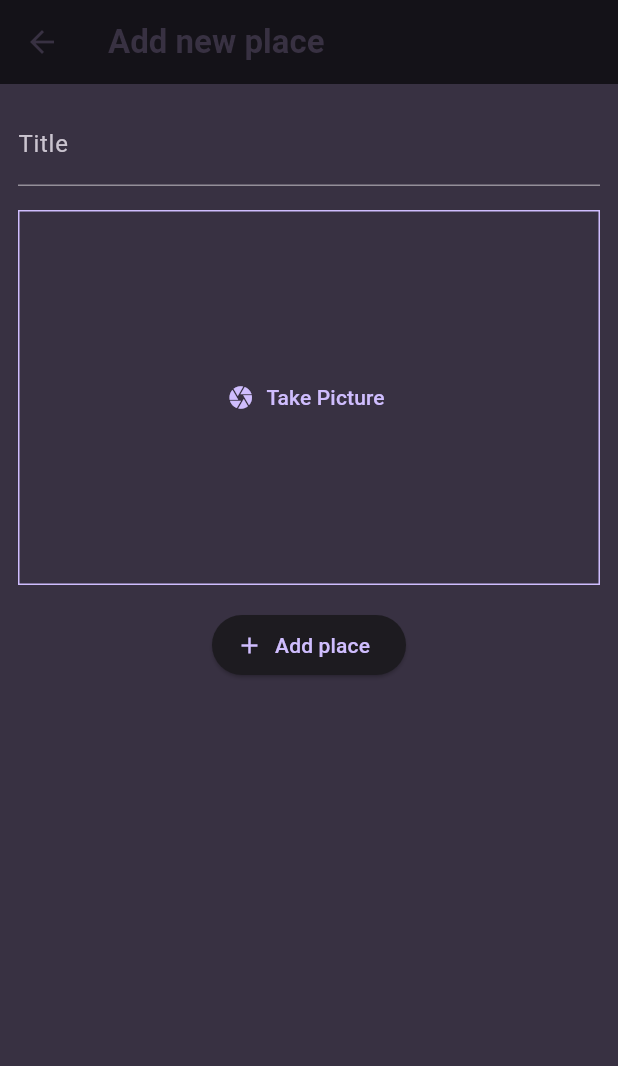
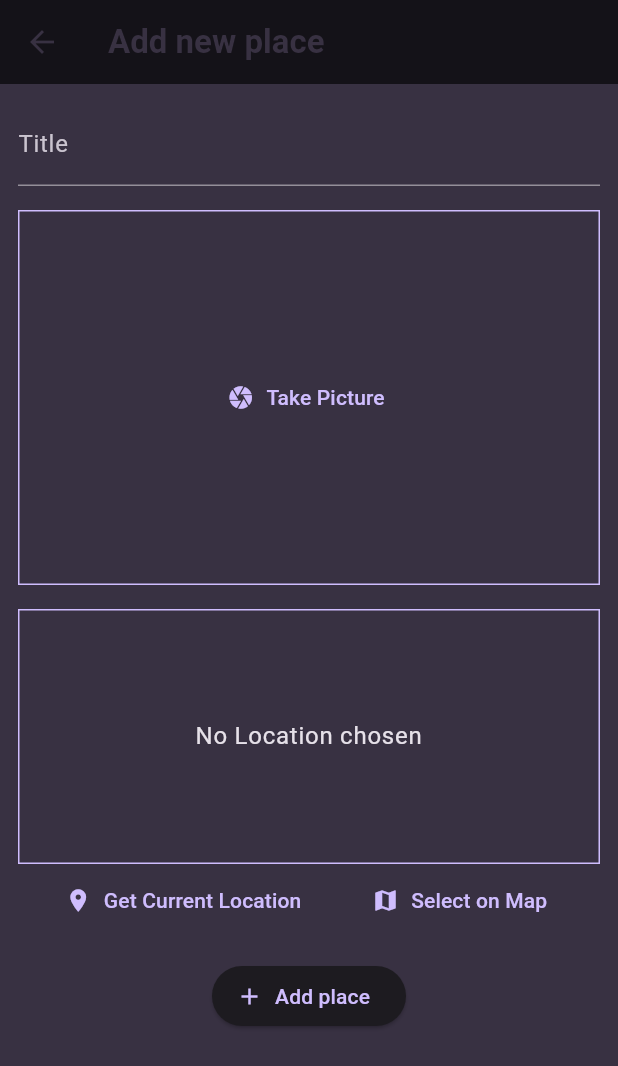
Before and after one commit to Dado-hash/Flutter-course, a Flutter app: the AddPlaceScreen screen opened directly, on a phone screen of 412 x 824 dp. Shown: the top 1066 px of the screen. Run offline on Flutter 3.47's test engine with Material 3 defaults, Android fonts, the phone set to English and light mode, and no system bars; our stand-ins replace flutter_riverpod, google_fonts, google_maps_flutter, image_picker, location, sqflite and 1 more; accounts and stored records are empty.

Commit message:
Starting the fourteenth

```diff
--- a/favorite_places/lib/models/place.dart
+++ b/favorite_places/lib/models/place.dart
@@ -4,13 +4,28 @@ import 'package:uuid/uuid.dart';
 
 const uuid = Uuid();
 
+class PlaceLocation {
+  const PlaceLocation({
+    required this.latitude,
+    required this.longitude,
+    required this.address,
+  });
+
+  final double latitude;
+  final double longitude;
+  final String address;
+}
+
 class Place {
   Place({
     required this.title,
     required this.image,
-  }) : id = uuid.v4();
+    required this.location,
+    String? id,
+  }) : id = id ?? uuid.v4();
 
   final String id;
   final String title;
   final File image;
+  final PlaceLocation location;
 }
--- a/favorite_places/lib/screens/add_place.dart
+++ b/favorite_places/lib/screens/add_place.dart
@@ -1,7 +1,9 @@
 import 'dart:io';
 
+import 'package:favorite_places/models/place.dart';
 import 'package:favorite_places/providers/user_places.dart';
 import 'package:favorite_places/widgets/image_input.dart';
+import 'package:favorite_places/widgets/location_input.dart';
 import 'package:flutter/material.dart';
 import 'package:flutter_riverpod/flutter_riverpod.dart';
 
@@ -17,17 +19,20 @@ class AddPlaceScreen extends ConsumerStatefulWidget {
 class _AddPlaceScreenState extends ConsumerState<AddPlaceScreen> {
   final _titleController = TextEditingController();
   File? _selectedImage;
+  PlaceLocation? _selectedLocation;
 
   void _savePlace() {
     final enteredTitle = _titleController.text;
 
-    if (enteredTitle.isEmpty || _selectedImage == null) {
+    if (enteredTitle.isEmpty ||
+        _selectedImage == null ||
+        _selectedLocation == null) {
       return;
     }
 
     ref
         .read(userPlacesProvider.notifier)
-        .addPlace(enteredTitle, _selectedImage!);
+        .addPlace(enteredTitle, _selectedImage!, _selectedLocation!);
     Navigator.of(context).pop();
   }
 
@@ -59,6 +64,12 @@ class _AddPlaceScreenState extends ConsumerState<AddPlaceScreen> {
               },
             ),
             const SizedBox(height: 16),
+            LocationInput(
+              onSelectLocation: (location) {
+                _selectedLocation = location;
+              },
+            ),
+            const SizedBox(height: 16),
             ElevatedButton.icon(
               onPressed: _savePlace,
               icon: const Icon(Icons.add),
--- a/favorite_places/lib/widgets/image_input.dart
+++ b/favorite_places/lib/widgets/image_input.dart
@@ -1,7 +1,6 @@
 import 'dart:io';
 
 import 'package:flutter/material.dart';
-import 'package:flutter/widgets.dart';
 import 'package:image_picker/image_picker.dart';
 
 class ImageInput extends StatefulWidget {
--- /dev/null
+++ b/favorite_places/lib/widgets/location_input.dart
@@ -0,0 +1,157 @@
+import 'dart:convert';
+
+import 'package:favorite_places/models/place.dart';
+import 'package:favorite_places/screens/map.dart';
+import 'package:flutter/material.dart';
+import 'package:google_maps_flutter/google_maps_flutter.dart';
+import 'package:location/location.dart';
+import 'package:http/http.dart' as http;
+
+class LocationInput extends StatefulWidget {
+  const LocationInput({super.key, required this.onSelectLocation});
+
+  final void Function(PlaceLocation location) onSelectLocation;
+
+  @override
+  State<LocationInput> createState() => _LocationInputState();
+}
+
+class _LocationInputState extends State<LocationInput> {
+  PlaceLocation? _pickedLocation;
+  var _isGettingLocation = false;
+
+  String get locationImage {
+    if (_pickedLocation == null) {
+      return '';
+    }
+    final lat = _pickedLocation!.latitude;
+    final lon = _pickedLocation!.longitude;
+    return 'https://maps.googleapis.com/maps/api/staticmap?center=$lat,$lon&zoom=16&size=600x300&maptype=roadmap&markers=color:red%7Clabel:A%7C$lat,$lon&key=AIzaSyB575v7mt8yPl9W5jqfxyjTNaB0zhP7V0Y';
+  }
+
+  Future<void> _savePlace(double latitude, double lonigutude) async {
+    final url = Uri.parse(
+        'https://maps.googleapis.com/maps/api/geocode/json?latlng=$latitude,$lonigutude&key=AIzaSyB575v7mt8yPl9W5jqfxyjTNaB0zhP7V0Y');
+    final response = await http.get(url);
+    final resData = json.decode(response.body);
+    final address = resData['results'][0]['formatted_address'];
+
+    setState(() {
+      _pickedLocation = PlaceLocation(
+        latitude: latitude,
+        longitude: lonigutude,
+        address: address,
+      );
+      _isGettingLocation = false;
+    });
+
+    widget.onSelectLocation(_pickedLocation!);
+  }
+
+  void _getCurrentLocation() async {
+    Location location = Location();
+
+    bool serviceEnabled;
+    PermissionStatus permissionGranted;
+    LocationData locationData;
+
+    serviceEnabled = await location.serviceEnabled();
+    if (!serviceEnabled) {
+      serviceEnabled = await location.requestService();
+      if (!serviceEnabled) {
+        return;
+      }
+    }
+
+    permissionGranted = await location.hasPermission();
+    if (permissionGranted == PermissionStatus.denied) {
+      permissionGranted = await location.requestPermission();
+      if (permissionGranted != PermissionStatus.granted) {
+        return;
+      }
+    }
+
+    setState(() {
+      _isGettingLocation = true;
+    });
+
+    locationData = await location.getLocation();
+    final lat = locationData.latitude;
+    final lon = locationData.longitude;
+
+    if (lat == null || lon == null) {
+      return;
+    }
+
+    _savePlace(lat, lon);
+  }
+
+  void _selectOnMap() async {
+    final pickedLocation = await Navigator.of(context).push<LatLng>(
+      MaterialPageRoute(
+        builder: (ctx) => const MapScreen(),
+      ),
+    );
+
+    if (pickedLocation == null) {
+      return;
+    }
+
+    _savePlace(pickedLocation.latitude, pickedLocation.longitude);
+  }
+
+  @override
+  Widget build(BuildContext context) {
+    Widget previewContent = Text(
+      'No Location chosen',
+      textAlign: TextAlign.center,
+      style: Theme.of(context)
+          .textTheme
+          .bodyLarge!
+          .copyWith(color: Theme.of(context).colorScheme.onBackground),
+    );
+
+    if (_pickedLocation != null) {
+      previewContent = Image.network(
+        locationImage,
+        fit: BoxFit.cover,
+        width: double.infinity,
+        height: double.infinity,
+      );
+    }
+
+    if (_isGettingLocation) {
+      previewContent = const CircularProgressIndicator();
+    }
+
+    return Column(
+      children: [
+        Container(
+          height: 170,
+          width: double.infinity,
+          alignment: Alignment.center,
+          decoration: BoxDecoration(
+            border: Border.all(
+                width: 1, color: Theme.of(context).colorScheme.primary),
+          ),
+          child: previewContent,
+        ),
+        Row(
+          mainAxisAlignment: MainAxisAlignment.spaceEvenly,
+          children: [
+            TextButton.icon(
+              icon: const Icon(Icons.location_on),
+              label: const Text('Get Current Location'),
+              onPressed: _getCurrentLocation,
+            ),
+            TextButton.icon(
+              icon: const Icon(Icons.map),
+              label: const Text('Select on Map'),
+              onPressed: _selectOnMap,
+            ),
+          ],
+        ),
+      ],
+    );
+  }
+}
--- a/favorite_places/pubspec.yaml
+++ b/favorite_places/pubspec.yaml
@@ -39,6 +39,12 @@ dependencies:
   riverpod: ^2.6.1
   flutter_riverpod: ^2.6.1
   image_picker: ^1.1.2
+  location: ^8.0.0
+  http: ^1.4.0
+  google_maps_flutter: ^2.12.1
+  path_provider: ^2.1.5
+  path: ^1.9.0
+  sqflite: ^2.4.1
 
 dev_dependencies:
   flutter_test:
```
Also changed, not shown: favorite_places/lib/providers/user_places.dart (+54 -2 lines), favorite_places/lib/screens/map.dart (added, +65 -0 lines), favorite_places/lib/screens/place_detail.dart (+54 -1 lines), favorite_places/lib/screens/places.dart (+27 -4 lines), favorite_places/lib/widgets/places_list.dart (+7 -0 lines), favorite_places/pubspec.lock, 4 other files.
